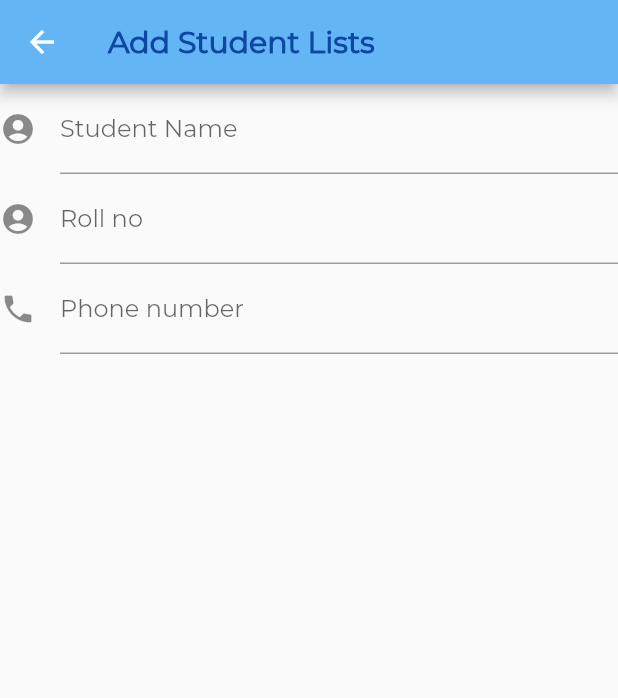
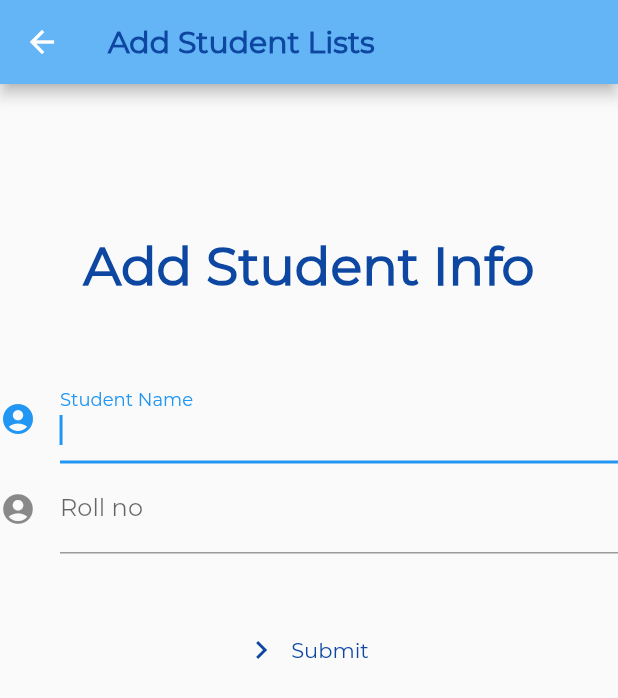
Before and after one commit to drj-sharma/attendance-management-system, a Flutter app: the AddStudentsListToTheCourse screen opened directly with empty values, on a phone screen of 412 x 824 dp. Shown: the top 698 px of the screen. Run offline on Flutter 3.47's test engine with Material 2 defaults, Android fonts, the phone set to English and light mode, and no system bars; our stand-ins replace sqflite; accounts and stored records are empty.

Commit message:
Database class added and insert method implented in sqflite

```diff
--- /dev/null
+++ b/lib/models/student_interface.dart
@@ -0,0 +1,22 @@
+import 'package:attendencemanagementsystem/utilitiesdb/database_helper.dart';
+import 'package:flutter/cupertino.dart';
+
+class StudentInterface {
+  String name;
+  int rollNo;
+  StudentInterface({this.name, this.rollNo});
+
+
+  Map<String, dynamic> toMap() {
+      var map = <String, dynamic>{
+      DatabaseHelper.name: name,
+      DatabaseHelper.rollNo: rollNo,
+    };
+      return map;
+  }
+
+  StudentInterface.fromMap(Map<String , dynamic> map) {
+    rollNo = map[DatabaseHelper.rollNo];
+    name = map[DatabaseHelper.name];
+  }
+}
--- a/lib/screens/add_students.dart
+++ b/lib/screens/add_students.dart
@@ -49,16 +49,12 @@ class AddStudentsInfoList extends StatefulWidget {
 
 class _AddStudentsInfoListState extends State<AddStudentsInfoList> {
   final myController = TextEditingController();
-
   String val = '';
-
   bool vis = false;
-
   void showToast() {
     setState(() {
       vis = !vis;
     });
-
   }
 
   @override
--- a/lib/screens/add_students_list.dart
+++ b/lib/screens/add_students_list.dart
@@ -1,3 +1,5 @@
+import 'package:attendencemanagementsystem/models/student_interface.dart';
+import 'package:attendencemanagementsystem/utilitiesdb/database_helper.dart';
 import 'package:flutter/material.dart';
 
 class AddStudentsListToTheCourse extends StatefulWidget {
@@ -10,6 +12,10 @@ class AddStudentsListToTheCourse extends StatefulWidget {
 class _AddStudentsListToTheCourseState extends State<AddStudentsListToTheCourse> {
   String contactNumber;
   String pin;
+  String _name;
+  int _rollno;
+  TextEditingController nameController = new TextEditingController();
+  var rollnoController = new TextEditingController();
   final _formKey = GlobalKey<FormState>();
   @override
   Widget build(BuildContext context) {
@@ -19,27 +25,42 @@ class _AddStudentsListToTheCourseState extends State<AddStudentsListToTheCourse>
           title: Text('Add Student Lists', style: TextStyle(color: Colors.blue[900], fontWeight: FontWeight.bold),),
           backgroundColor: Colors.blue[300],
         ),
-        body: Form(
+        body: SingleChildScrollView(
+          child: Form(
             key: _formKey,
           child: Column(
+            mainAxisAlignment: MainAxisAlignment.start,
             children: <Widget>[
+              SizedBox(height: 100.0,),
+              Text('Add Student Info', style: TextStyle(fontSize: 35.0, color: Colors.blue[900], fontWeight: FontWeight.bold),),
+              SizedBox(height: 50.0,),
               TextFormField(
+                controller: nameController,
+                autofocus: true,
                 decoration: InputDecoration(
                     labelText: "Student Name",
                     icon: Icon(Icons.account_circle)),
               ),
               TextFormField(
+                controller: rollnoController,
+                keyboardType: TextInputType.number,
                 decoration: InputDecoration(
                     labelText: "Roll no",
                     icon: Icon(Icons.account_circle)),
               ),
-            TextFormField(
-              decoration: InputDecoration(
-                  labelText: "Phone number",
-                  icon: Icon(Icons.phone)),
-              keyboardType: TextInputType.number,
+              SizedBox(height: 40.0,),
+              FlatButton.icon(onPressed: () {
+                StudentInterface student = StudentInterface(
+                  name: nameController.text,
+                  rollNo: int.parse(rollnoController.text)
+                );
+                DatabaseHelper().insertStudent(student);
+              print(student.rollNo);
+
+              }, icon: Icon(Icons.navigate_next, color: Colors.blue[900],), label: Text('Submit', style: TextStyle(color: Colors.blue[900]),)),
+              SizedBox(height: 30.0,),
+            ],
           ),
-          ],
       ),
         )
       ),
--- /dev/null
+++ b/lib/utilitiesdb/database_helper.dart
@@ -0,0 +1,72 @@
+import 'package:sqflite/sqflite.dart';
+import 'dart:async';
+import 'dart:io';
+import 'package:path_provider/path_provider.dart';
+import 'package:attendencemanagementsystem/models/student_interface.dart';
+
+
+class DatabaseHelper {
+  static DatabaseHelper _databaseHelper;// singleton object means, instantiate only one time in the lifetime of app
+  static Database _database;
+
+  String tableName = 'Students';
+  static const String rollNo = 'rollNo';
+  static const String name = 'name';
+
+  DatabaseHelper._createInstance(); // named constructor to create instance of DatabaseHelper
+
+  factory DatabaseHelper() {
+    if (_databaseHelper == null) {
+      _databaseHelper = DatabaseHelper._createInstance();
+    }
+    return _databaseHelper;
+  }
+
+  Future<Database> get database async {
+
+    if (_database == null) {
+      _database = await initializeDatabase();
+    }
+    return _database;
+  }
+
+  Future<Database> initializeDatabase() async {
+    // GET the directory path for both android and ios to store db
+    String directory = await getDatabasesPath();
+    String dbPath = directory + 'studentDB.db';
+
+    // open/create the db at a given directory
+    var studentsDb = await openDatabase(dbPath, version: 1, onCreate: _createDb);
+    return studentsDb;
+  }
+  void _createDb(Database db, int newVersion) async {
+    print('Database created');
+    await db.execute('CREATE TABLE $tableName($rollNo INTEGER PRIMARY KEY, $name TEXT)');
+  }
+
+
+  // get all object from db
+  Future<List<Map<String, dynamic>>> getStudentsMapList() async {
+    Database db = await this.database;
+    var result = await db.rawQuery('SELECT * FROM $tableName');
+    return result;
+  }
+
+  // insert op
+  Future<int> insertStudent(StudentInterface student) async {
+    Database db = await this.database;
+    var result = await db.insert(tableName, student.toMap());
+    print('--->');
+    print(result);
+    return result;
+  }
+
+  // insert op\
+//  Future<int> updateNote(StudentInterface student) async {
+//    Database db = await this.database;
+//
+//  }
+
+
+
+}
--- a/pubspec.yaml
+++ b/pubspec.yaml
@@ -23,6 +23,9 @@ dependencies:
   # The following adds the Cupertino Icons font to your application.
   # Use with the CupertinoIcons class for iOS style icons.
   cupertino_icons: ^0.1.2
+  sqflite:
+  path_provider: ^1.6.7
+  intl:
 
 dev_dependencies:
   flutter_test:
```
Also changed, not shown: pubspec.lock. Lines whose indentation alone changed are shown as unchanged.
